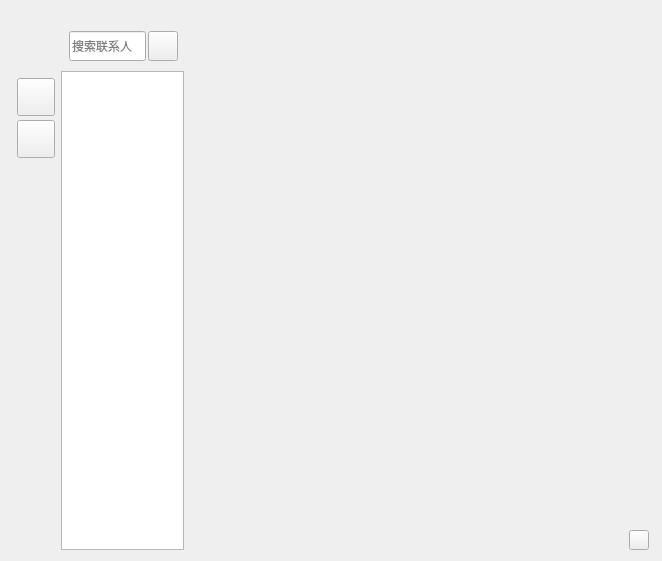
Old version of the form Resource/Skin/ChatWgt.ui in the repository CNGoSeI/IMClient.
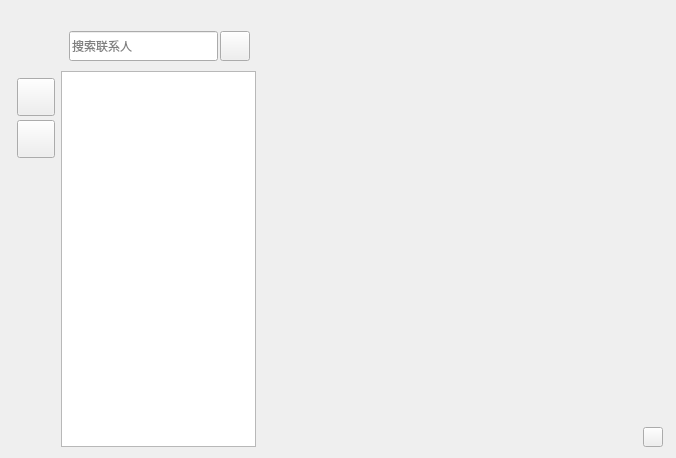
New version of the form. Icons and pictures are not drawn.

What changed in the file:
```diff
--- a/Resource/Skin/ChatWgt.ui
+++ b/Resource/Skin/ChatWgt.ui
@@ -6,8 +6,8 @@
    <rect>
     <x>0</x>
     <y>0</y>
-    <width>662</width>
-    <height>561</height>
+    <width>676</width>
+    <height>458</height>
    </rect>
   </property>
   <property name="maximumSize">
@@ -355,7 +355,7 @@
                </property>
                <property name="minimumSize">
                 <size>
-                 <width>100</width>
+                 <width>195</width>
                  <height>0</height>
                 </size>
                </property>
```
Left out of the diff: 2 changed lines with no effect on the pictures.
